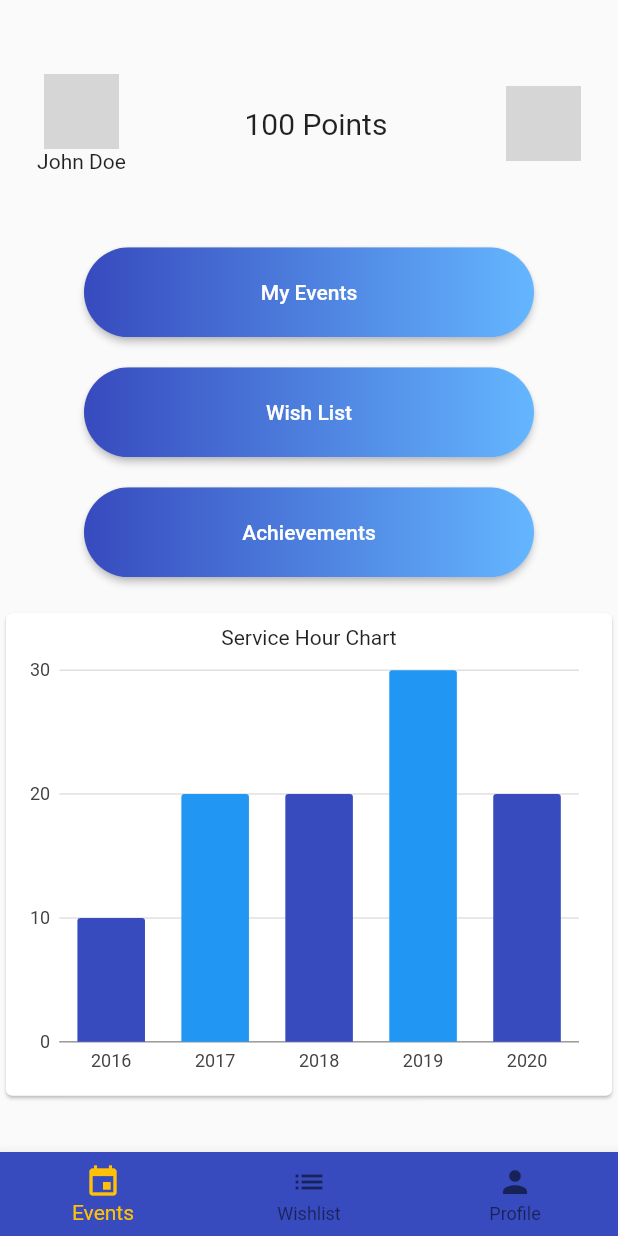
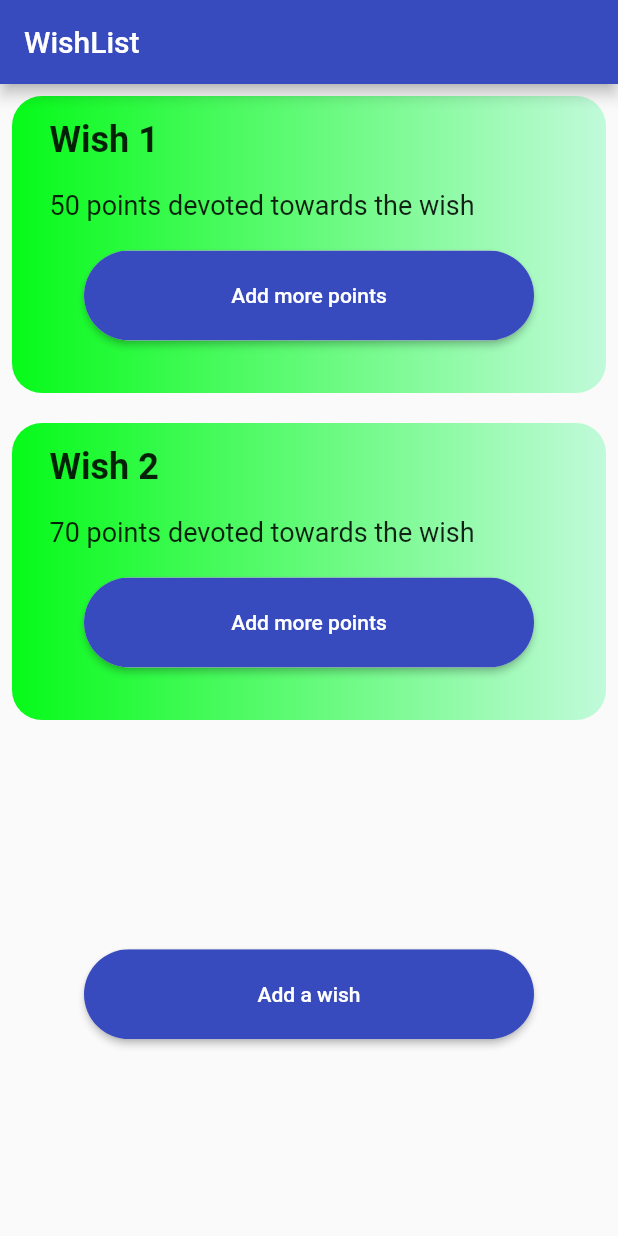
Before and after one commit to cfg2020apac/team-23, a Flutter app: the screen it shows after launch, on a phone screen of 412 x 824 dp. Run offline on Flutter 3.47's test engine with Material 2 defaults, Android fonts, the phone set to English and light mode, and no system bars; our stand-ins replace charts_flutter; grey boxes are pictures that could not be loaded.

Commit message:
update wishlist

```diff
--- a/lib/main.dart
+++ b/lib/main.dart
@@ -1,4 +1,5 @@
 import 'package:flutter/material.dart';
+import 'package:team_23/screens/wishlist.dart';
 import './screens/user_profile_screen.dart';
 import './screens/events_screen.dart';
 import 'package:provider/provider.dart';
@@ -19,10 +20,10 @@ class MyApp extends StatelessWidget {
           theme: ThemeData(
             textTheme:
                 TextTheme(headline1: TextStyle(color: Color(0xff374ABE))),
-            primarySwatch: Colors.amber,
+            primarySwatch: Colors.blue,
             visualDensity: VisualDensity.adaptivePlatformDensity,
           ),
-          home: UserProfileScreen()),
+          home: WishList()),
     );
   }
 }
--- /dev/null
+++ b/lib/providers/wishes.dart
@@ -0,0 +1,3 @@
+class Wishes{
+
+}
--- /dev/null
+++ b/lib/screens/wishlist.dart
@@ -0,0 +1,68 @@
+import 'package:flutter/material.dart';
+import 'package:team_23/widgets/wish_tile.dart';
+
+class WishList extends StatelessWidget {
+  final wishes = [
+    {'id': '1', 'title': 'Wish 1', 'points': 50},
+    {'id': '2', 'title': 'Wish 2', 'points': 70}
+  ];
+  void didChangeDependencies() {}
+
+  @override
+  Widget build(BuildContext context) {
+    return Scaffold(
+      appBar: AppBar(
+        title: Text('WishList'),
+        backgroundColor: Color(0xff374ABE),
+      ),
+      body: Column(
+        children: [
+          Container(
+            height: MediaQuery.of(context).size.height * 0.70,
+            child: Padding(
+              padding: const EdgeInsets.all(8.0),
+              child: Container(
+                child: GridView(
+                  children: wishes
+                      .map((wish) =>
+                          WishTile(wish['id'], wish['title'], wish['points']))
+                      .toList(),
+                  gridDelegate: SliverGridDelegateWithMaxCrossAxisExtent(
+                    maxCrossAxisExtent: MediaQuery.of(context).size.width,
+                    childAspectRatio: 2 / 1,
+                    crossAxisSpacing: 20,
+                    mainAxisSpacing: 20,
+                  ),
+                ),
+              ),
+            ),
+          ),
+          Container(
+            padding: EdgeInsets.only(bottom: 20),
+            height: 80.0,
+            child: RaisedButton(
+              onPressed: () {},
+              shape: RoundedRectangleBorder(
+                  borderRadius: BorderRadius.circular(80.0)),
+              padding: EdgeInsets.all(0.0),
+              child: Ink(
+                decoration: BoxDecoration(
+                    color: Color(0xff374ABE),
+                    borderRadius: BorderRadius.circular(30.0)),
+                child: Container(
+                  constraints: BoxConstraints(maxWidth: 300.0, minHeight: 50.0),
+                  alignment: Alignment.center,
+                  child: Text(
+                    "Add a wish",
+                    textAlign: TextAlign.center,
+                    style: TextStyle(color: Colors.white),
+                  ),
+                ),
+              ),
+            ),
+          ),
+        ],
+      ),
+    );
+  }
+}
--- /dev/null
+++ b/lib/widgets/wish_tile.dart
@@ -0,0 +1,73 @@
+import 'package:flutter/material.dart';
+
+class WishTile extends StatelessWidget {
+  final String id;
+  final String title;
+  final int points;
+
+  WishTile(this.id, this.title, this.points);
+  @override
+  Widget build(BuildContext context) {
+    return InkWell(
+      splashColor: Theme.of(context).primaryColor,
+      borderRadius: BorderRadius.circular(15),
+      child: Container(
+        padding: EdgeInsets.all(15),
+        child: Column(
+          mainAxisAlignment: MainAxisAlignment.spaceBetween,
+          children: [
+            Container(
+              padding: EdgeInsets.symmetric(horizontal: 10),
+              width: double.infinity,
+              child: Text(
+                title,
+                style: TextStyle(fontSize: 24, fontWeight: FontWeight.bold),
+                textAlign: TextAlign.start,
+              ),
+            ),
+            Container(
+              padding: EdgeInsets.symmetric(horizontal: 10),
+              width: double.infinity,
+              child: Text(
+                '${points} points devoted towards the wish',
+                style: TextStyle(fontSize: 18),
+                textAlign: TextAlign.start,
+              ),
+            ),
+            Container(
+              padding: EdgeInsets.only(bottom: 20),
+              height: 80.0,
+              child: RaisedButton(
+                onPressed: () {},
+                shape: RoundedRectangleBorder(
+                    borderRadius: BorderRadius.circular(80.0)),
+                padding: EdgeInsets.all(0.0),
+                child: Ink(
+                  decoration: BoxDecoration(
+                      color: Color(0xff374ABE),
+                      borderRadius: BorderRadius.circular(30.0)),
+                  child: Container(
+                    constraints:
+                        BoxConstraints(maxWidth: 300.0, minHeight: 50.0),
+                    alignment: Alignment.center,
+                    child: Text(
+                      "Add more points",
+                      textAlign: TextAlign.center,
+                      style: TextStyle(color: Colors.white),
+                    ),
+                  ),
+                ),
+              ),
+            ),
+          ],
+        ),
+        decoration: BoxDecoration(
+            gradient: LinearGradient(colors: [
+              Color.fromRGBO(6, 250, 25, 1),
+              Color.fromRGBO(193, 250, 218, 1)
+            ]),
+            borderRadius: BorderRadius.circular(20)),
+      ),
+    );
+  }
+}
```
